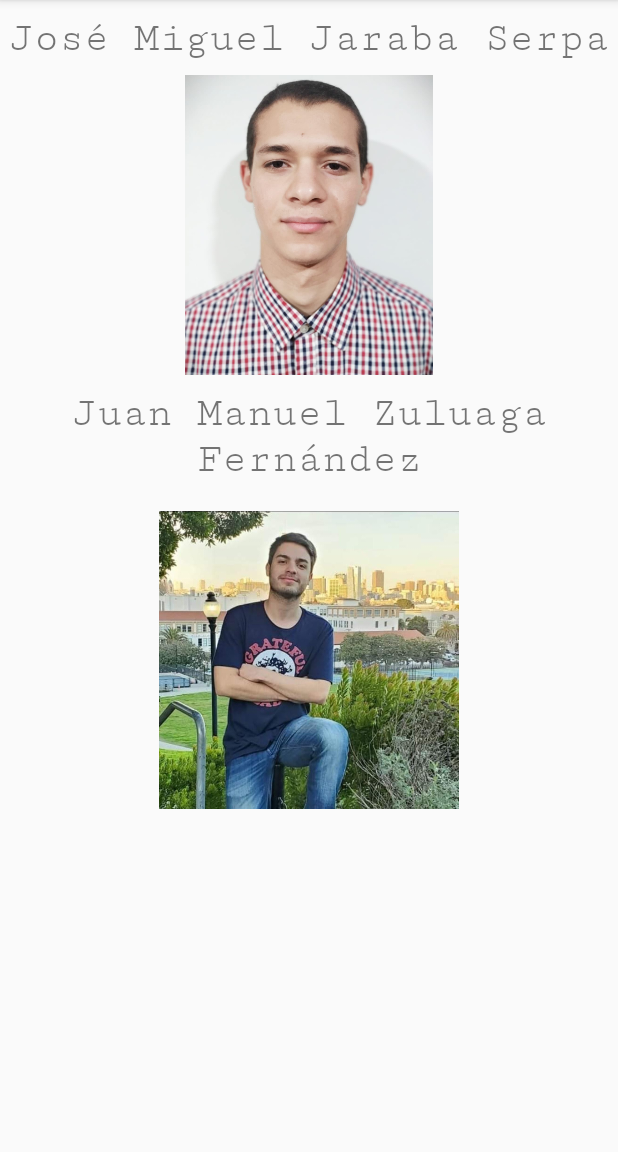
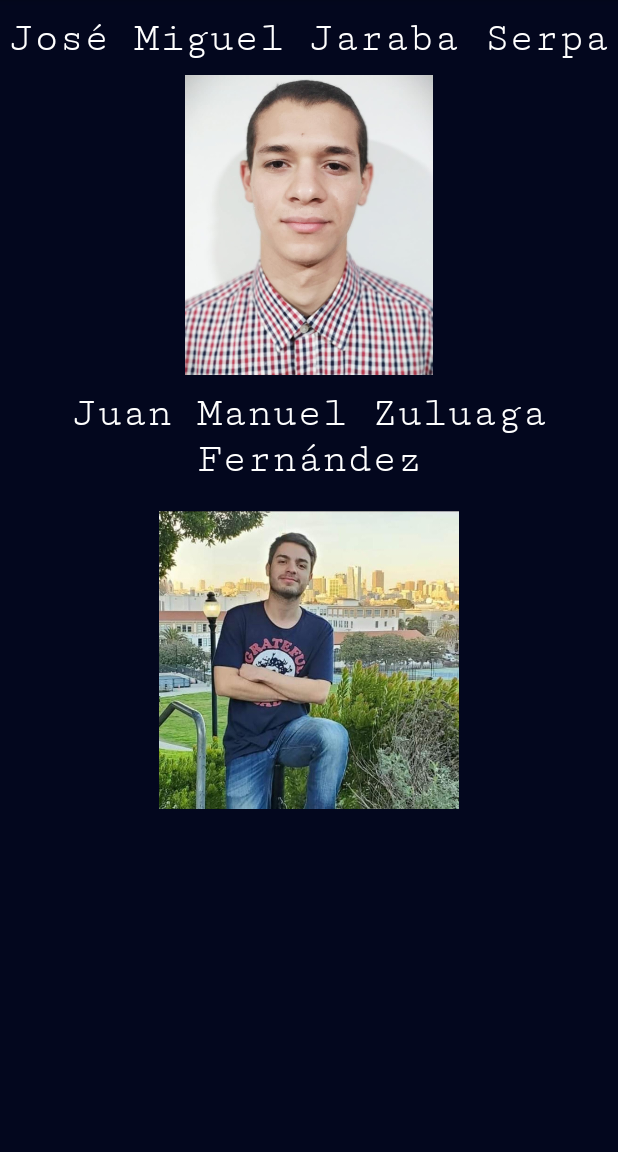
Before and after one commit to JoseJaraba/Rock-Paper-Scissor, an Android app: the CreditsActivity screen opened directly, with no data from a screen before it, on a phone screen of 412 x 824 dp, the part 84-1236 px from its top. Run offline under Robolectric (Android 15) with nearby library versions, the phone set to English and light mode, and no system bars.

Commit message:
Credits activity edited

```diff
--- a/app/src/main/res/layout/activity_credits.xml
+++ b/app/src/main/res/layout/activity_credits.xml
@@ -2,7 +2,8 @@
 <LinearLayout xmlns:android="http://schemas.android.com/apk/res/android"
     android:layout_width="match_parent"
     android:layout_height="match_parent"
-    android:orientation="vertical">
+    android:orientation="vertical"
+    android:background="#03071E">
 
 
     <TextView
@@ -12,6 +13,7 @@
         android:layout_marginTop="10dp"
         android:layout_gravity="center"
         android:fontFamily="serif-monospace"
+        android:textColor="@color/white"
         android:textSize="28sp"
         android:textAlignment="center"
         android:text="@string/jos_miguel_jaraba_serpa">
@@ -34,6 +36,7 @@
         android:layout_gravity="center"
         android:fontFamily="serif-monospace"
         android:textSize="28sp"
+        android:textColor="@color/white"
         android:textAlignment="center"
         android:text="@string/juan_manuel_zuluaga_fern_ndez">
     </TextView>
```
